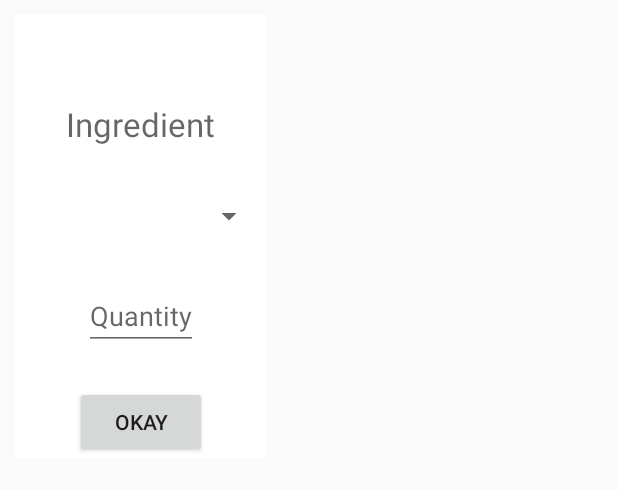
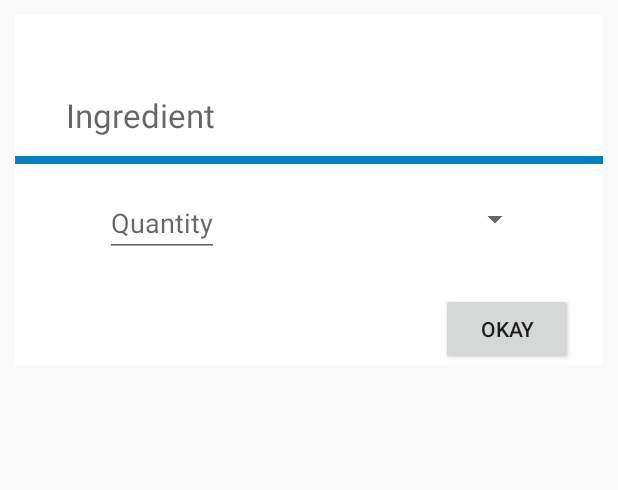
Before and after one commit to schmude23/Kitchen, an Android app: the layout edit_ingredient_popup.xml on its own in the app's theme, with its tools: preview values and no code run, on a phone screen of 412 x 824 dp. Shown: the top 490 px of the screen. Run offline under Robolectric (Android 15) with nearby library versions, the phone set to English and light mode, and no system bars.

Commit message:
Added ability to delete specific ingredients,directions, and categories. Changed the Toast when finished editing a recipe to "Updated Recipe!"

```diff
--- a/app/src/main/res/layout/edit_ingredient_popup.xml
+++ b/app/src/main/res/layout/edit_ingredient_popup.xml
@@ -2,7 +2,7 @@
 <androidx.constraintlayout.widget.ConstraintLayout xmlns:android="http://schemas.android.com/apk/res/android"
     xmlns:app="http://schemas.android.com/apk/res-auto"
     xmlns:tools="http://schemas.android.com/tools"
-    android:layout_width="wrap_content"
+    android:layout_width="match_parent"
     android:layout_height="wrap_content"
     android:layout_margin="10dp"
     android:background="@color/colorAccent"
@@ -10,7 +10,7 @@
 
     <EditText
         android:id="@+id/ingredient_text"
-        android:layout_width="wrap_content"
+        android:layout_width="match_parent"
         android:layout_height="wrap_content"
         android:layout_centerHorizontal="true"
         android:layout_centerVertical="true"
@@ -28,26 +28,40 @@
         app:layout_constraintTop_toTopOf="parent"
         app:layout_constraintVertical_bias="0.097" />
 
+
+    <View
+        android:id="@+id/divider1"
+        android:layout_width="match_parent"
+        android:layout_height="5dp"
+        android:layout_marginTop="5dp"
+        android:layout_marginBottom="19dp"
+        android:background="@color/colorPrimary"
+        app:layout_constraintBottom_toTopOf="@+id/spinner"
+        app:layout_constraintEnd_toEndOf="parent"
+        app:layout_constraintStart_toStartOf="parent"
+        app:layout_constraintTop_toBottomOf="@+id/ingredient_text" />
+
     <EditText
         android:id="@+id/ingredient_quantity_text"
         android:layout_width="wrap_content"
         android:layout_height="wrap_content"
-        android:layout_marginTop="32dp"
+        android:layout_marginStart="60dp"
+        android:layout_marginLeft="60dp"
+        android:layout_marginTop="24dp"
         android:hint="Quantity"
+        android:inputType="numberDecimal"
         android:textCursorDrawable="@null"
-        android:inputType="numberDecimal"
-        app:layout_constraintEnd_toEndOf="parent"
         app:layout_constraintStart_toStartOf="parent"
-        app:layout_constraintTop_toBottomOf="@+id/spinner" />
+        app:layout_constraintTop_toBottomOf="@+id/ingredient_text" />
 
     <Spinner
         android:id="@+id/spinner"
         android:layout_width="165dp"
-        android:layout_height="wrap_content"
+        android:layout_height="40dp"
         android:layout_marginTop="24dp"
+        android:layout_marginEnd="48dp"
+        android:layout_marginRight="48dp"
         app:layout_constraintEnd_toEndOf="parent"
-        app:layout_constraintHorizontal_bias="0.502"
-        app:layout_constraintStart_toStartOf="parent"
         app:layout_constraintTop_toBottomOf="@+id/ingredient_text" />
 
     <Button
@@ -55,8 +69,19 @@
         android:layout_width="wrap_content"
         android:layout_height="wrap_content"
         android:layout_marginTop="24dp"
+        android:layout_marginRight="20dp"
         android:text="okay"
         app:layout_constraintEnd_toEndOf="parent"
+        app:layout_constraintTop_toBottomOf="@+id/ingredient_quantity_text" />
+
+    <Button
+        android:id="@+id/button_remove"
+        android:layout_width="wrap_content"
+        android:layout_height="wrap_content"
+        android:layout_marginTop="24dp"
+        android:layout_marginLeft="20dp"
+        android:visibility="invisible"
+        android:text="remove"
         app:layout_constraintStart_toStartOf="parent"
         app:layout_constraintTop_toBottomOf="@+id/ingredient_quantity_text" />
 
```
Also changed, not shown: app/src/main/java/com/example/kitchen/EditCategoryActivity.java (+24 -7 lines), app/src/main/java/com/example/kitchen/EditDirectionActivity.java (+24 -2 lines), app/src/main/java/com/example/kitchen/EditIngredientActivity.java (+25 -2 lines), app/src/main/res/layout/edit_category_popup.xml (+21 -0 lines), app/src/main/res/layout/edit_direction_popup.xml (+24 -1 lines).
